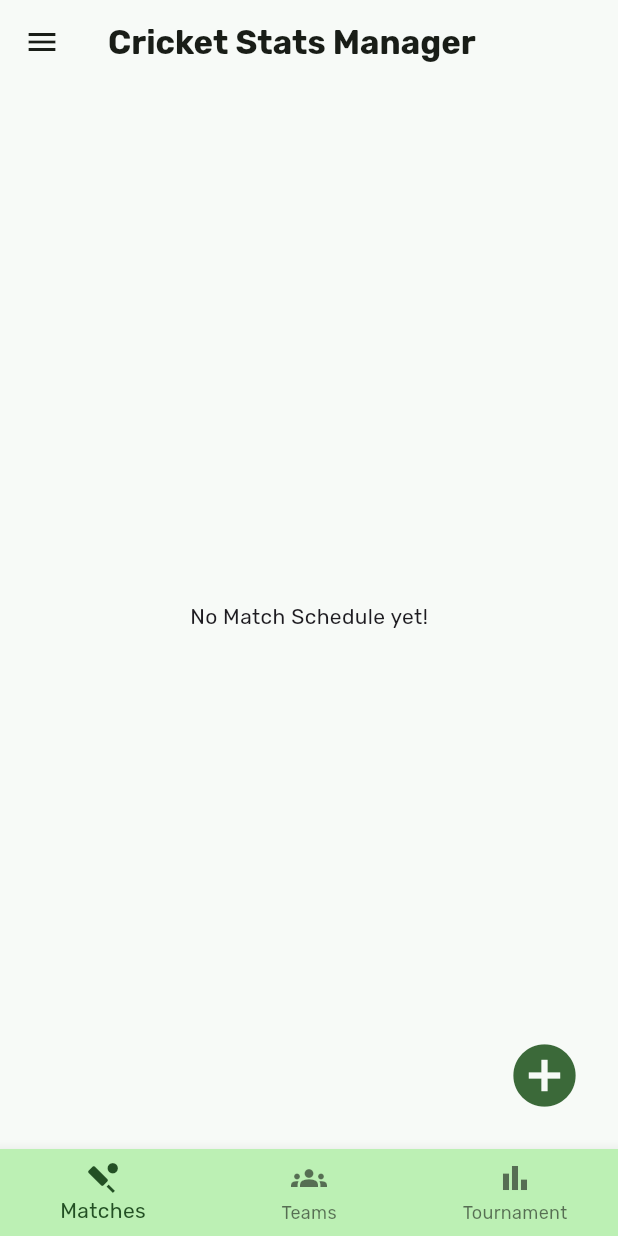
After one commit to shaikhikram04/Tracket, a Flutter app: the screen it shows after launch, on a phone screen of 412 x 824 dp. The commit adds this screen. Run offline on Flutter 3.47's test engine with Material 3 defaults, Android fonts, the phone set to English and light mode, and no system bars; our stand-ins replace google_fonts.

Commit message:
added matchs, teams, & tournament list in homeScreen

```diff
--- a/lib/screens/home.dart
+++ b/lib/screens/home.dart
@@ -1,4 +1,7 @@
 import 'package:flutter/material.dart';
+import 'package:tracket/widgets/matches_list.dart';
+import 'package:tracket/widgets/teams_list.dart';
+import 'package:tracket/widgets/tournament_list.dart';
 
 class HomeScreen extends StatefulWidget {
   const HomeScreen({super.key});
@@ -8,16 +11,25 @@ class HomeScreen extends StatefulWidget {
 }
 
 class _HomeScreenState extends State<HomeScreen> {
-  var _selectedItem = 0;
+  var _selectedIndex = 0;
 
   void _selectItem(int index) {
     setState(() {
-      _selectedItem = index;
+      _selectedIndex = index;
     });
   }
 
   @override
   Widget build(BuildContext context) {
+    Widget content = MatchesList();
+
+    if (_selectedIndex == 1) {
+      content = TeamsList();
+    }
+    if (_selectedIndex == 2) {
+      content = TournamentList();
+    }
+
     return Scaffold(
       appBar: AppBar(
         title: const Text(
@@ -25,9 +37,7 @@ class _HomeScreenState extends State<HomeScreen> {
         ),
       ),
       drawer: const Drawer(),
-      body: const Center(
-        child: Text('No Match Schedule yet!'),
-      ),
+      body: content,
       floatingActionButton: IconButton(
         iconSize: 50,
         color: Theme.of(context).colorScheme.primary,
@@ -35,7 +45,7 @@ class _HomeScreenState extends State<HomeScreen> {
         onPressed: () {},
       ),
       bottomNavigationBar: BottomNavigationBar(
-        currentIndex: _selectedItem,
+        currentIndex: _selectedIndex,
         elevation: 8,
         backgroundColor: Theme.of(context).colorScheme.primaryContainer,
         onTap: _selectItem,
--- /dev/null
+++ b/lib/widgets/matches_list.dart
@@ -0,0 +1,12 @@
+import 'package:flutter/material.dart';
+
+class MatchesList extends StatelessWidget {
+  const MatchesList({super.key});
+
+  @override
+  Widget build(BuildContext context) {
+    return const Center(
+      child: Text('No Match Schedule yet!'),
+    );
+  }
+}
```
Also changed, not shown: lib/widgets/teams_list.dart (added, +12 -0 lines), lib/widgets/tournament_list.dart (added, +12 -0 lines).
